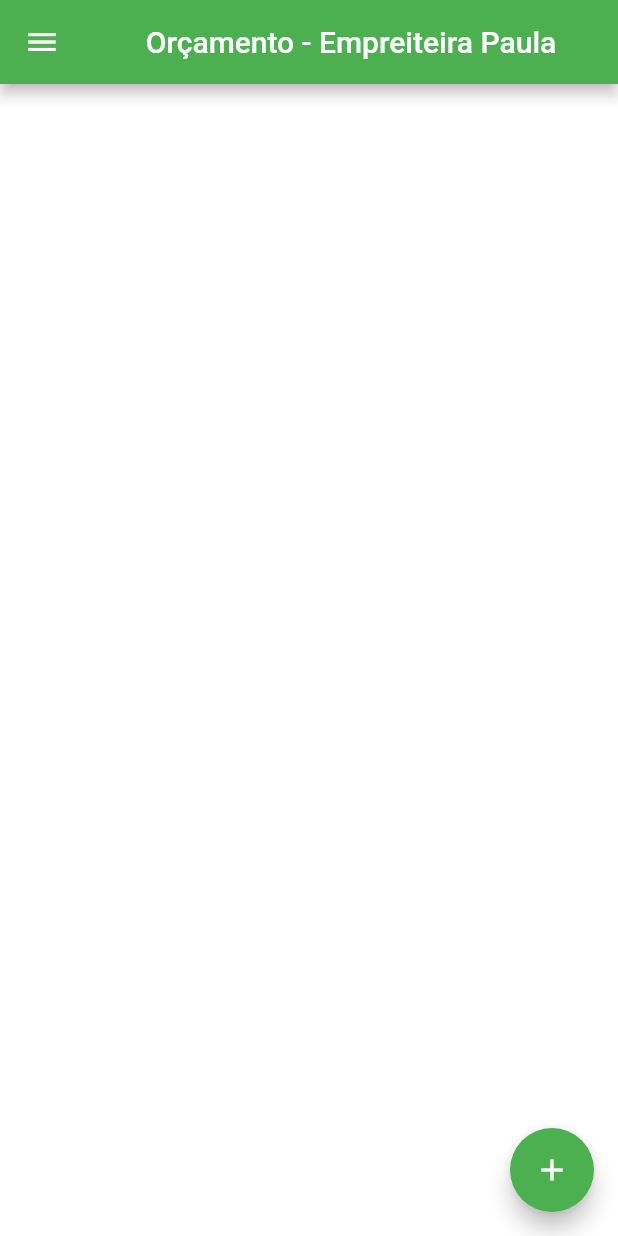
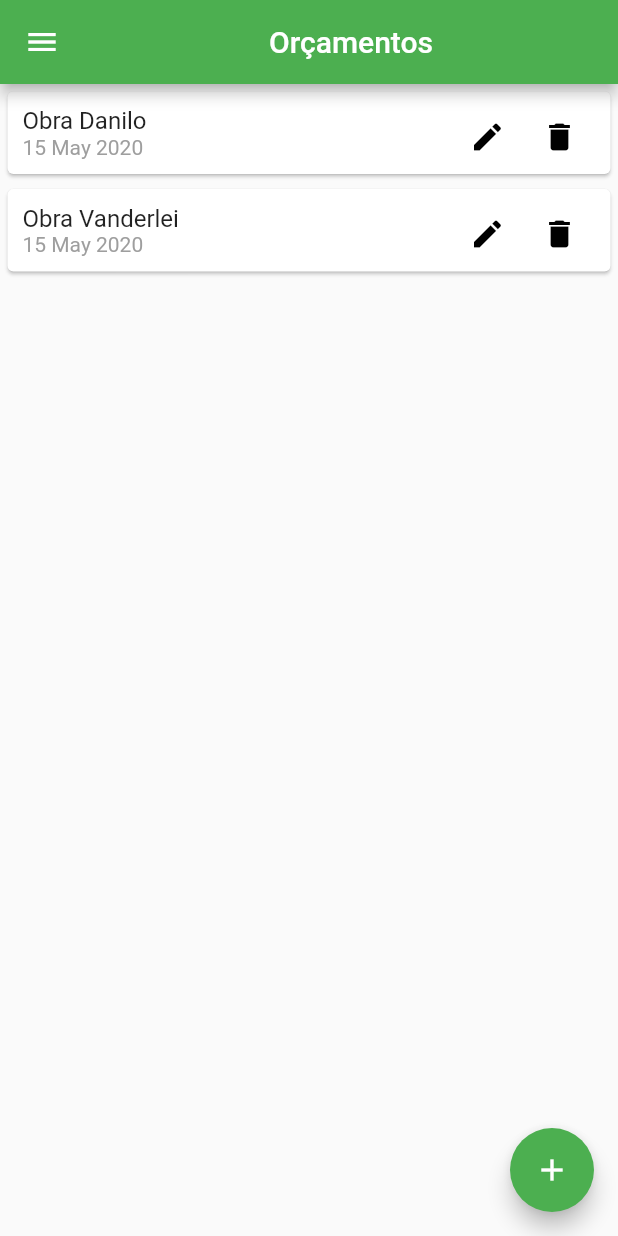
Before and after one commit to dpjoaopedro/budget_app, a Flutter app: the screen it shows after launch, on a phone screen of 412 x 824 dp. Run offline on Flutter 3.47's test engine with Material 2 defaults, Android fonts, the phone set to English and light mode, and no system bars.

Commit message:
added budget list

```diff
--- /dev/null
+++ b/lib/components/budgetCard.dart
@@ -0,0 +1,68 @@
+import 'package:budgetcreator/models/budget.dart';
+import 'package:flutter/material.dart';
+import 'package:intl/intl.dart';
+
+class BudgetCard extends StatelessWidget {
+  final Budget budget;
+  final void Function(Budget budget) onEditBudget;
+  final void Function(String id) onDeleteBudget;
+
+  BudgetCard({
+    @required this.budget,
+    @required this.onEditBudget,
+    @required this.onDeleteBudget,
+  });
+
+  @override
+  Widget build(BuildContext context) {
+    return Card(
+      margin: EdgeInsets.all(5),
+      child: Container(
+        height: 55,
+        child: Padding(
+          padding: const EdgeInsets.all(10.0),
+          child: Row(
+            mainAxisAlignment: MainAxisAlignment.spaceBetween,
+            children: [
+              Column(
+                crossAxisAlignment: CrossAxisAlignment.start,
+                children: <Widget>[
+                  Text(
+                    budget.nome,
+                    style: TextStyle(fontSize: 16),
+                  ),
+                  Text(
+                    DateFormat('d MMM y').format(budget.data),
+                    style: TextStyle(fontSize: 14, color: Colors.grey),
+                  ),
+                ],
+              ),
+              Row(
+                children: <Widget>[
+                  IconButton(
+                    onPressed: () => onEditBudget(budget),
+                    icon: Icon(
+                      Icons.edit,
+                      color: Colors.black,
+                      size: 24.0,
+                      semanticLabel: 'Edit',
+                    ),
+                  ),
+                  IconButton(
+                    onPressed: () => onDeleteBudget(budget.id),
+                    icon: Icon(
+                      Icons.delete,
+                      color: Colors.black,
+                      size: 24.0,
+                      semanticLabel: 'Edit',
+                    ),
+                  ),
+                ],
+              ),
+            ],
+          ),
+        ),
+      ),
+    );
+  }
+}
--- a/lib/main.dart
+++ b/lib/main.dart
@@ -1,4 +1,6 @@
 import 'package:flutter/material.dart';
+import 'components/budgetCard.dart';
+import 'models/budget.dart';
 
 void main() {
   runApp(MyApp());
@@ -14,7 +16,7 @@ class MyApp extends StatelessWidget {
         primarySwatch: Colors.green,
         visualDensity: VisualDensity.adaptivePlatformDensity,
       ),
-      home: MyHomePage(title: 'Orçamento - Empreiteira Paula'),
+      home: MyHomePage(title: 'Orçamentos'),
     );
   }
 }
@@ -29,13 +31,31 @@ class MyHomePage extends StatefulWidget {
 }
 
 class _MyHomePageState extends State<MyHomePage> {
-  // int _counter = 0;
+  final _orcamentos = [
+    Budget(id: '1', nome: 'Obra Danilo', data: DateTime.now(), preco: 1565.00),
+    Budget(
+        id: '2', nome: 'Obra Vanderlei', data: DateTime.now(), preco: 1565.00),
+  ];
 
-  // void _incrementCounter() {
-  //   setState(() {
-  //     _counter++;
-  //   });
-  // }
+  void newBudget() {
+    Navigator.push(
+      context,
+      MaterialPageRoute(builder: (context) => FirstPage()),
+    );
+  }
+
+  void editBudget(Budget budget) {
+    Navigator.push(
+      context,
+      MaterialPageRoute(builder: (context) => FirstPage(budget: budget)),
+    );
+  }
+
+  void deleteBudget(String id) {
+    setState(() {
+      _orcamentos.removeWhere((budget) => budget.id == id);
+    });
+  }
 
   @override
   Widget build(BuildContext context) {
@@ -43,9 +63,16 @@ class _MyHomePageState extends State<MyHomePage> {
       appBar: AppBar(
         title: Center(child: Text(widget.title)),
       ),
-      body: Container(
-        color: Colors.white,
-      ),
+      body: ListView(
+          children: _orcamentos.map(
+        (budget) {
+          return BudgetCard(
+            budget: budget,
+            onEditBudget: editBudget,
+            onDeleteBudget: deleteBudget,
+          );
+        },
+      ).toList()),
       drawer: Drawer(
         child: Container(
           color: Colors.white,
@@ -54,11 +81,9 @@ class _MyHomePageState extends State<MyHomePage> {
             children: <Widget>[
               DrawerHeader(
                 decoration: BoxDecoration(
-                  image: DecorationImage(
-                    image: AssetImage("assets/images/logo.jpg"),
-                      fit: BoxFit.scaleDown
-                  )
-                ),
+                    image: DecorationImage(
+                        image: AssetImage("assets/images/logo.jpg"),
+                        fit: BoxFit.scaleDown)),
                 child: null,
               ),
               ListTile(
@@ -68,7 +93,7 @@ class _MyHomePageState extends State<MyHomePage> {
                 },
               ),
               ListTile(
-                title: Text('Novo Orçamento'),
+                title: Text('Calculos'),
                 onTap: () {
                   Navigator.pop(context);
                 },
@@ -78,10 +103,27 @@ class _MyHomePageState extends State<MyHomePage> {
         ),
       ),
       floatingActionButton: FloatingActionButton(
-        onPressed: null,
-        tooltip: 'Increment',
+        onPressed: newBudget,
+        tooltip: 'Novo orçamento',
         child: Icon(Icons.add),
       ),
     );
   }
 }
+
+class FirstPage extends StatelessWidget {
+  final Budget budget;
+
+  FirstPage({this.budget});
+
+  @override
+  Widget build(BuildContext context) {
+    return Scaffold(
+      appBar: AppBar(
+        title: budget != null
+            ? Text('Editando o orçamento')
+            : Text('Novo orçamento'),
+      ),
+    );
+  }
+}
--- /dev/null
+++ b/lib/models/budget.dart
@@ -0,0 +1,16 @@
+import 'package:flutter/foundation.dart';
+
+class Budget {
+  String id;
+  String nome;
+  DateTime data;
+  double preco;
+
+  Budget({
+    @required this.id,
+    @required this.nome,
+    @required this.data,
+    @required this.preco
+  });
+
+}
--- a/pubspec.yaml
+++ b/pubspec.yaml
@@ -11,6 +11,7 @@ environment:
 dependencies:
   flutter:
     sdk: flutter
+  intl: 0.16.1
 
   cupertino_icons: ^0.1.3
 
```
Also changed, not shown: pubspec.lock, 1 other file.
